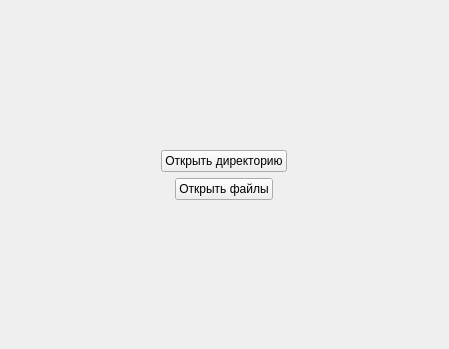
The window that Qt/WaterAnalyzer/importpage.ui (McMadRedDad/WaterAnalyzer) describes before a commit, drawn with Qt 5.
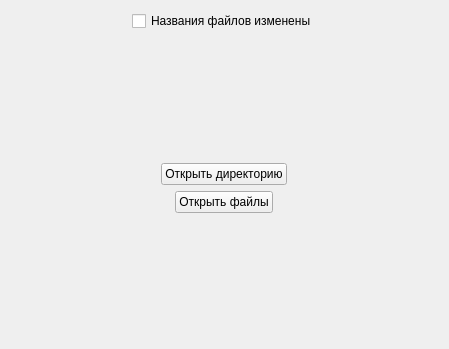
The same window after the commit.

```diff
--- a/Qt/WaterAnalyzer/importpage.ui
+++ b/Qt/WaterAnalyzer/importpage.ui
@@ -14,6 +14,13 @@
    <string>Form</string>
   </property>
   <layout class="QVBoxLayout" name="verticalLayout">
+   <item alignment="Qt::AlignmentFlag::AlignHCenter">
+    <widget class="QCheckBox" name="check_filenames_changed">
+     <property name="text">
+      <string>Названия файлов изменены</string>
+     </property>
+    </widget>
+   </item>
    <item>
     <spacer name="verticalSpacer">
      <property name="orientation">
```
